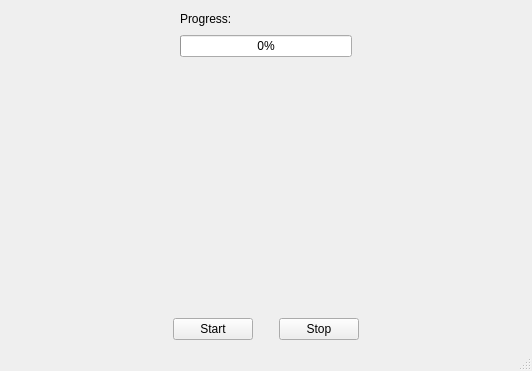
First picture: the form in python/gui_multithreading_progress_visualization/ui/main_window.ui, repository DiPaolo/the-real-coding, before the edit.
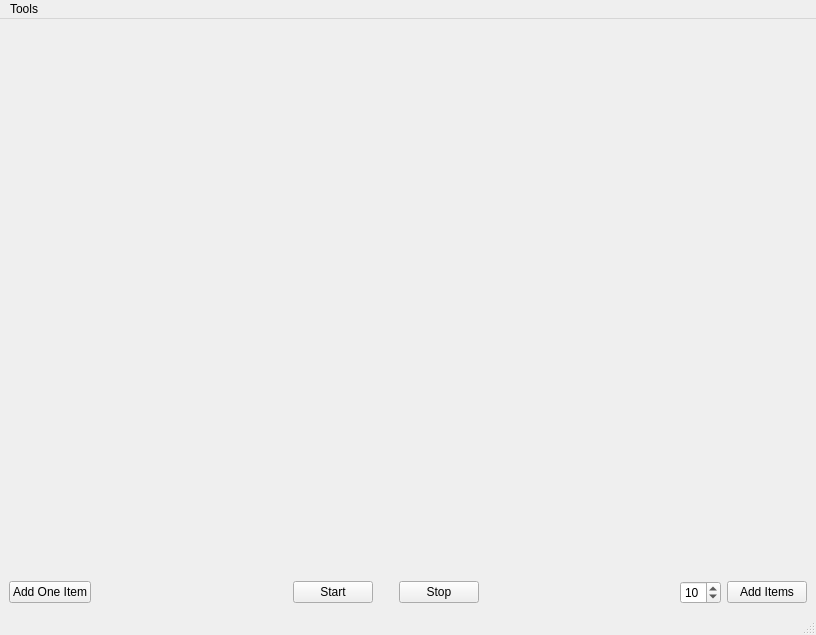
Second picture: the form after the edit.

```diff
--- a/python/gui_multithreading_progress_visualization/ui/main_window.ui
+++ b/python/gui_multithreading_progress_visualization/ui/main_window.ui
@@ -6,88 +6,16 @@
    <rect>
     <x>0</x>
     <y>0</y>
-    <width>532</width>
-    <height>371</height>
+    <width>816</width>
+    <height>635</height>
    </rect>
   </property>
   <property name="windowTitle">
    <string>gui_multithreading_progress_visualization</string>
   </property>
   <widget class="QWidget" name="centralwidget">
-   <layout class="QGridLayout" name="gridLayout">
-    <item row="0" column="0">
-     <layout class="QHBoxLayout" name="horizontalLayout_3">
-      <item>
-       <spacer name="horizontalSpacer_5">
-        <property name="orientation">
-         <enum>Qt::Horizontal</enum>
-        </property>
-        <property name="sizeHint" stdset="0">
-         <size>
-          <width>40</width>
-          <height>20</height>
-         </size>
-        </property>
-       </spacer>
-      </item>
-      <item>
-       <layout class="QVBoxLayout" name="verticalLayout">
-        <item>
-         <layout class="QHBoxLayout" name="horizontalLayout">
-          <item>
-           <widget class="QLabel" name="label_2">
-            <property name="text">
-             <string>Progress:</string>
-            </property>
-           </widget>
-          </item>
-          <item>
-           <widget class="QLabel" name="progress">
-            <property name="text">
-             <string>&lt;progress&gt;</string>
-            </property>
-           </widget>
-          </item>
-          <item>
-           <spacer name="horizontalSpacer">
-            <property name="orientation">
-             <enum>Qt::Horizontal</enum>
-            </property>
-            <property name="sizeHint" stdset="0">
-             <size>
-              <width>40</width>
-              <height>20</height>
-             </size>
-            </property>
-           </spacer>
-          </item>
-         </layout>
-        </item>
-        <item>
-         <widget class="QProgressBar" name="progress_bar">
-          <property name="value">
-           <number>0</number>
-          </property>
-         </widget>
-        </item>
-       </layout>
-      </item>
-      <item>
-       <spacer name="horizontalSpacer_6">
-        <property name="orientation">
-         <enum>Qt::Horizontal</enum>
-        </property>
-        <property name="sizeHint" stdset="0">
-         <size>
-          <width>40</width>
-          <height>20</height>
-         </size>
-        </property>
-       </spacer>
-      </item>
-     </layout>
-    </item>
-    <item row="1" column="0">
+   <layout class="QGridLayout" name="gridLayout" rowstretch="0,0">
+    <item row="0" column="1">
      <spacer name="verticalSpacer">
       <property name="orientation">
        <enum>Qt::Vertical</enum>
@@ -95,13 +23,20 @@
       <property name="sizeHint" stdset="0">
        <size>
         <width>20</width>
-        <height>187</height>
+        <height>514</height>
        </size>
       </property>
      </spacer>
     </item>
-    <item row="2" column="0">
+    <item row="1" column="0" colspan="3">
      <layout class="QHBoxLayout" name="horizontalLayout_2">
+      <item>
+       <widget class="QPushButton" name="add_item">
+        <property name="text">
+         <string>Add One Item</string>
+        </property>
+       </widget>
+      </item>
       <item>
        <spacer name="horizontalSpacer_3">
         <property name="orientation">
@@ -158,6 +93,20 @@
         </property>
        </spacer>
       </item>
+      <item>
+       <widget class="QSpinBox" name="item_to_add_count">
+        <property name="value">
+         <number>10</number>
+        </property>
+       </widget>
+      </item>
+      <item>
+       <widget class="QPushButton" name="add_items">
+        <property name="text">
+         <string>Add Items</string>
+        </property>
+       </widget>
+      </item>
      </layout>
     </item>
    </layout>
@@ -167,10 +116,18 @@
     <rect>
      <x>0</x>
      <y>0</y>
-     <width>532</width>
+     <width>816</width>
      <height>24</height>
     </rect>
    </property>
+   <widget class="QMenu" name="menuTools">
+    <property name="title">
+     <string>Tools</string>
+    </property>
+    <addaction name="action_print"/>
+    <addaction name="action_add"/>
+   </widget>
+   <addaction name="menuTools"/>
   </widget>
   <widget class="QStatusBar" name="statusbar"/>
  </widget>
```
Left out of the diff: 10 changed lines with no effect on the pictures.
